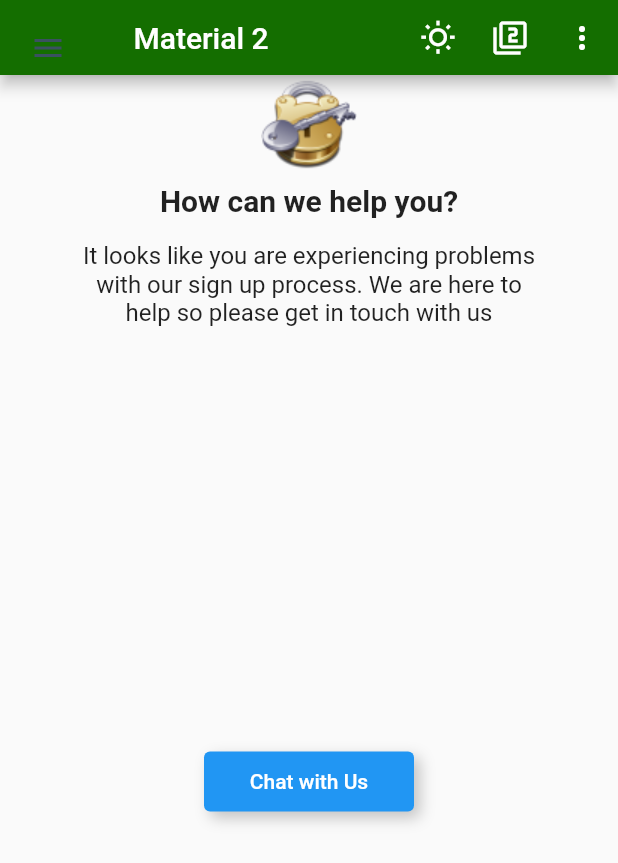
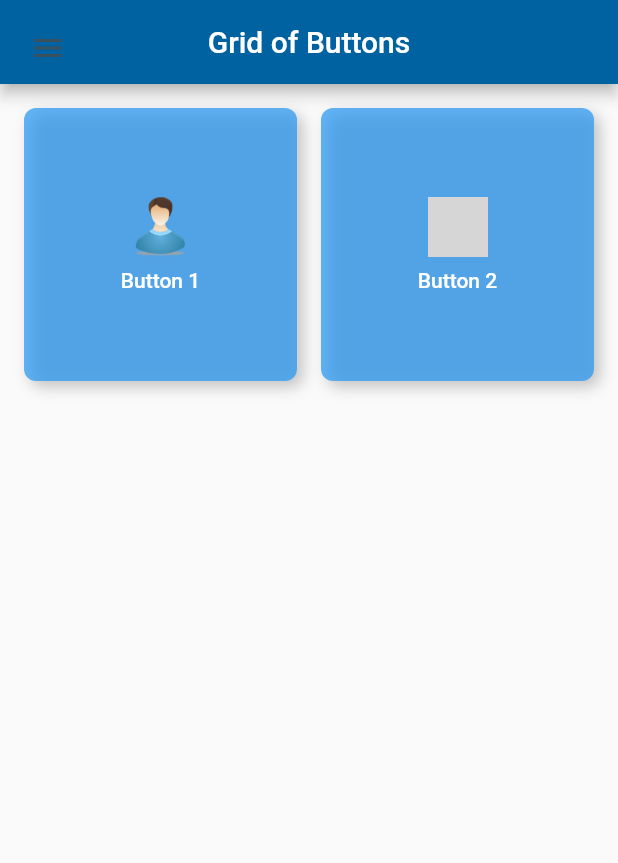
Before and after one commit to jhamil545/PY-2023-2, a Flutter app: the NavigationHomeScreen screen opened directly, on a phone screen of 412 x 824 dp. Shown: the top 863 px of the screen. Run offline on Flutter 3.47's test engine with Material 2 defaults, Android fonts, the phone set to English and light mode, and no system bars; our stand-ins replace bloc, cloud_firestore, dio, firebase_core, flutter_bloc, fluttertoast and 7 more; missing offline and left inert: animated_floating_buttons, checkbox_grouped, data_connection_checker_tv, excel, flutter_barcode_scanner; accounts and stored records are empty; generated files the repository leaves out were written again; grey boxes are pictures that could not be loaded.

Commit message:
corrigiendo errores del editar

```diff
--- a/fr-finca/lib/apis/ganado_api.dart
+++ b/fr-finca/lib/apis/ganado_api.dart
@@ -21,7 +21,7 @@ abstract class GanadoApi {
   Future<List<GanadoxModelo>> getGanado(@Header("Authorization") String token);
 
   @POST("/finca/ganado/crear")
-  Future<GanadoModelo> createGanado(@Header("Authorization") String
+  Future<GanadoxModelo> createGanado(@Header("Authorization") String
   token,@Body() GanadoModelo ganado);
 
   @GET("/finca/ganado/buscar/{id}")
@@ -32,7 +32,7 @@ abstract class GanadoApi {
       @Path("id") int id);
 
   @PUT("/finca/ganado/editar/{id}")
-  Future<GanadoModelo> updateGanado(@Header("Authorization") String token,
+  Future<GanadoxModelo> updateGanado(@Header("Authorization") String token,
       @Path("id") int id , @Body() GanadoModelo ganado);
 
 }
--- a/fr-finca/lib/repository/GanadoRepository.dart
+++ b/fr-finca/lib/repository/GanadoRepository.dart
@@ -24,11 +24,11 @@ class GanadoRepository {
     return await ganadoApi!.deleteGanado(TokenUtil.TOKEN, id);
   }
 
-  Future<GanadoModelo> updateGanado(int id, GanadoModelo ganado) async {
+  Future<GanadoxModelo> updateGanado(int id, GanadoModelo ganado) async {
     return await ganadoApi!.updateGanado(TokenUtil.TOKEN, id, ganado);
   }
 
-  Future<GanadoModelo> createGanado(GanadoModelo ganado) async {
+  Future<GanadoxModelo> createGanado(GanadoModelo ganado) async {
     //print(ganado.toJson());
     return await ganadoApi!.createGanado(TokenUtil.TOKEN, ganado);
   }
--- a/fr-finca/lib/theme/AppTheme.dart
+++ b/fr-finca/lib/theme/AppTheme.dart
@@ -38,7 +38,7 @@ class AppTheme {
 
   static bool useMaterial3 = false;
   static bool useLightMode = true;
-  static int colorSelected = 1;
+  static int colorSelected = 0;
 
   static ThemeData themeData = ThemeData(
       colorSchemeSeed: AppTheme.colorOptions[AppTheme.colorSelected],
--- a/fr-finca/lib/ui/ganado/ganado_edit.dart
+++ b/fr-finca/lib/ui/ganado/ganado_edit.dart
@@ -24,10 +24,16 @@ class GanadoFormEditState extends State<CompanyFormEdit> {
   late String foto_url = "";
   late String genero = "";
   late int razaId = 0;
+  List<Map<String, String>> generos = [
+    {'value': 'H', 'display': 'Hembra'},
+    {'value': 'M', 'display': 'Macho'}
+  ];
 
   @override
   void initState() {
     super.initState();
+    print("ver: ${generos.map((item) => item['value']).toList()}");
+    print("verv: ${generos.map((item) => item['display']).toList()}");
   }
 
   final _formKey = GlobalKey<FormState>();
--- a/fr-finca/lib/ui/help_screen.dart
+++ b/fr-finca/lib/ui/help_screen.dart
@@ -1,4 +1,6 @@
 import 'package:asistencia_app/comp/CustomAppBarX.dart';
+import 'package:asistencia_app/ui/ganado/ganado_main.dart';
+import 'package:asistencia_app/ui/raza/raza_main.dart';
 import 'package:flutter/material.dart';
 import 'package:asistencia_app/comp/CustomAppBar.dart';
 import 'package:asistencia_app/theme/AppTheme.dart';
@@ -6,6 +8,7 @@ import 'package:asistencia_app/theme/AppTheme.dart';
 class HelpScreen extends StatefulWidget {
   @override
   _HelpScreenState createState() => _HelpScreenState();
+  Widget? screenView;
 }
 
 class _HelpScreenState extends State<HelpScreen> {
@@ -30,76 +33,43 @@ class _HelpScreenState extends State<HelpScreen> {
       home: SafeArea(
         top: false,
         child: Scaffold(
-          appBar: CustomAppBarX(accionx: accion as Function),
-          body: Column(
-            children: <Widget>[
-              Container(
-                padding: EdgeInsets.only(
-                    top: MediaQuery.of(context).padding.top,
-                    left: 16,
-                    right: 16),
-                child: Image.asset('assets/imagen/user-login-icon.png'),
+          appBar: AppBar(
+            title: Text('Grid of Buttons'),
+            centerTitle: true,
+          ),
+          body: GridView.count(
+            crossAxisCount: 2,
+            padding: EdgeInsets.all(16.0),
+            mainAxisSpacing: 16.0,
+            crossAxisSpacing: 16.0,
+            children: [
+              CustomGridItem(
+                imageAsset: 'assets/imagen/man-icon.png',
+                text: 'Button 1',
+                onTapCallback: () {
+                  // Navegar a MainGanado cuando se toca Button 1
+                  Navigator.push(
+                    context,
+                    MaterialPageRoute(
+                      builder: (context) => MainGanado(),
+                    ),
+                  );
+                },
               ),
-              Container(
-                padding: const EdgeInsets.only(top: 8),
-                child: Text(
-                  'How can we help you?',
-                  style: TextStyle(
-                    fontSize: 20,
-                    fontWeight: FontWeight.bold,
-                  ),
-                ),
+              CustomGridItem(
+                imageAsset: 'assets/imagen/woman-icon.png',
+                text: 'Button 2',
+                onTapCallback: () {
+                  // Navegar a MainRaza cuando se toca Button 2
+                  Navigator.push(
+                    context,
+                    MaterialPageRoute(
+                      builder: (context) => MainRaza(),
+                    ),
+                  );
+                },
               ),
-              Container(
-                padding: const EdgeInsets.only(top: 16),
-                child: const Text(
-                  'It looks like you are experiencing problems\nwith our sign up process. We are here to\nhelp so please get in touch with us',
-                  textAlign: TextAlign.center,
-                  style: TextStyle(
-                    fontSize: 16,
-                  ),
-                ),
-              ),
-              Expanded(
-                child: Padding(
-                  padding: const EdgeInsets.all(8.0),
-                  child: Center(
-                    child: Container(
-                      width: 140,
-                      height: 40,
-                      decoration: BoxDecoration(
-                        color: Colors.blue,
-                        borderRadius:
-                            const BorderRadius.all(Radius.circular(4.0)),
-                        boxShadow: <BoxShadow>[
-                          BoxShadow(
-                              color: Colors.grey.withOpacity(0.6),
-                              offset: const Offset(4, 4),
-                              blurRadius: 8.0),
-                        ],
-                      ),
-                      child: Material(
-                        color: Colors.transparent,
-                        child: InkWell(
-                          onTap: () {},
-                          child: Center(
-                            child: Padding(
-                              padding: const EdgeInsets.all(4.0),
-                              child: Text(
-                                'Chat with Us',
-                                style: TextStyle(
-                                  fontWeight: FontWeight.w500,
-                                  color: Colors.white,
-                                ),
-                              ),
-                            ),
-                          ),
-                        ),
-                      ),
-                    ),
-                  ),
-                ),
-              )
+              // Agrega más CustomGridItem según sea necesario
             ],
           ),
         ),
@@ -107,3 +77,56 @@ class _HelpScreenState extends State<HelpScreen> {
     );
   }
 }
+
+class CustomGridItem extends StatelessWidget {
+  final String imageAsset;
+  final String text;
+  final VoidCallback onTapCallback;
+
+  const CustomGridItem({
+    required this.imageAsset,
+    required this.text,
+    required this.onTapCallback,
+  });
+
+  @override
+  Widget build(BuildContext context) {
+    return Container(
+      decoration: BoxDecoration(
+        color: Colors.blue.withOpacity(0.7),
+        borderRadius: BorderRadius.all(Radius.circular(8.0)),
+        boxShadow: <BoxShadow>[
+          BoxShadow(
+            color: Colors.grey.withOpacity(0.6),
+            offset: Offset(4, 4),
+            blurRadius: 8.0,
+          ),
+        ],
+      ),
+      child: Material(
+        color: Colors.transparent,
+        child: InkWell(
+          onTap: onTapCallback,
+          child: Column(
+            mainAxisAlignment: MainAxisAlignment.center,
+            children: [
+              Image.asset(
+                imageAsset,
+                height: 40,
+                width: 40,
+              ),
+              SizedBox(height: 8.0),
+              Text(
+                text,
+                style: TextStyle(
+                  fontWeight: FontWeight.w500,
+                  color: Colors.white,
+                ),
+              ),
+            ],
+          ),
+        ),
+      ),
+    );
+  }
+}
```
Also changed, not shown: fr-finca/lib/apis/ganado_api.g.dart.
